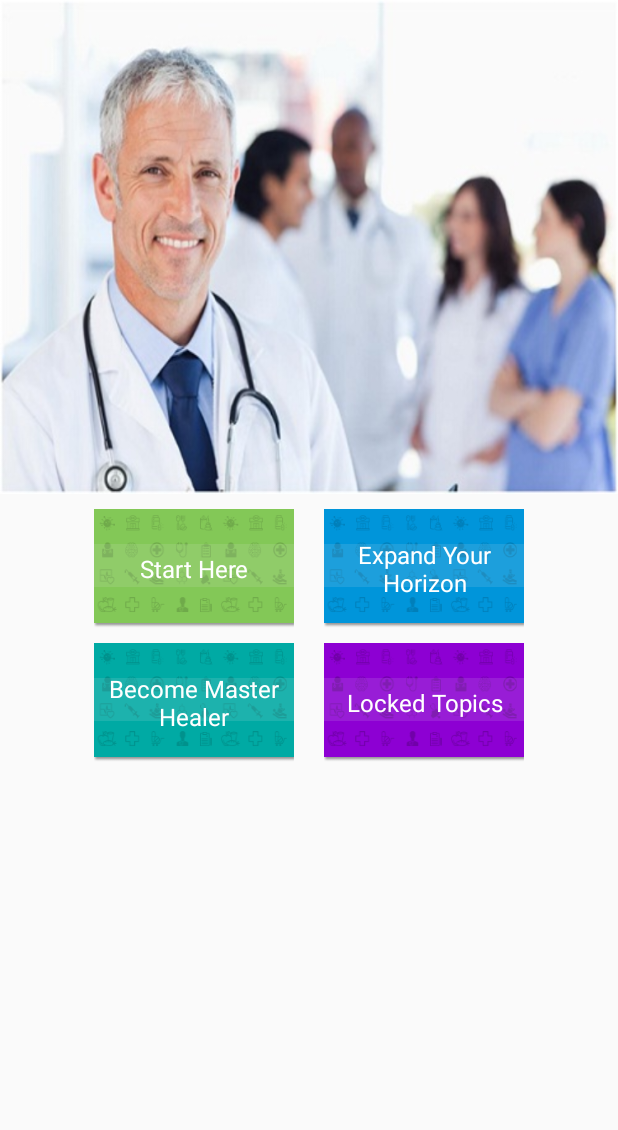
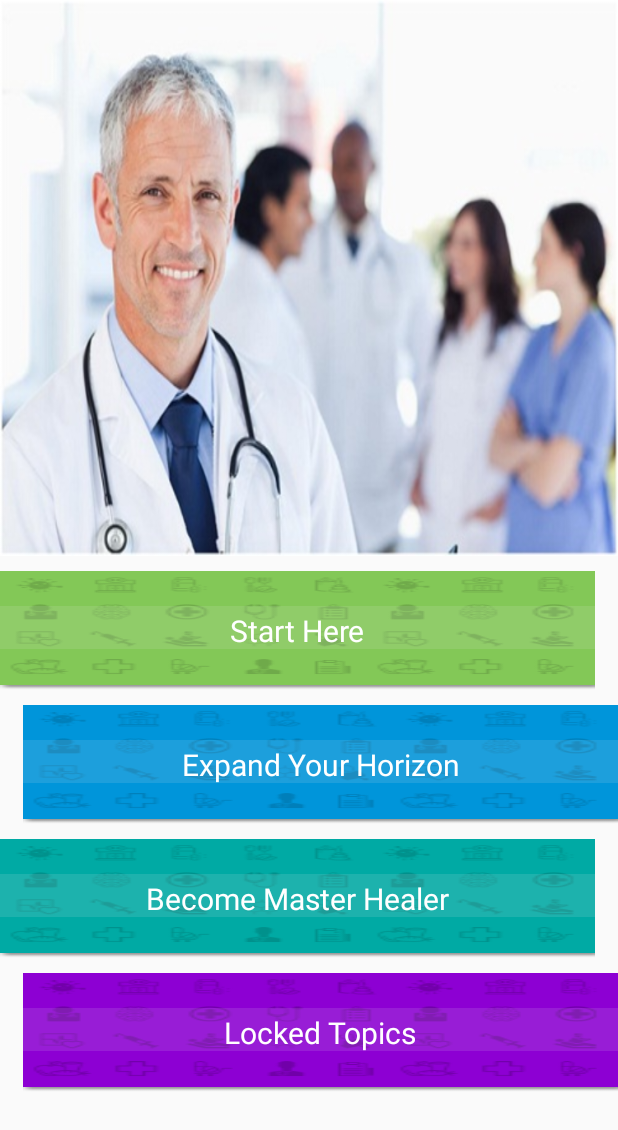
Before and after one commit to divyanshujain12/TrustOne, an Android app: the layout home_fragment.xml on its own in the app's theme, with its tools: preview values and no code run, on a phone screen of 412 x 824 dp. Shown: the top 1130 px of the screen. Run offline under Robolectric (Android 15) with nearby library versions, the phone set to English and light mode, and no system bars; plain views replace TextView.

Commit message:
no message

```diff
--- a/app/src/main/res/layout/home_fragment.xml
+++ b/app/src/main/res/layout/home_fragment.xml
@@ -9,88 +9,97 @@
     <ImageView
         android:layout_width="match_parent"
         android:layout_height="0dp"
-        android:layout_weight="4"
+        android:layout_weight="4.5"
         android:src="@drawable/demo_img"
         android:scaleType="fitXY" />
 
-    <LinearLayout
+    <ScrollView
         android:layout_width="match_parent"
         android:layout_height="0dp"
-        android:layout_weight="6"
-        android:orientation="vertical">
+        android:layout_weight="5.5"
+        android:scrollbars="none">
 
         <LinearLayout
             android:layout_width="match_parent"
             android:layout_height="wrap_content"
-            android:orientation="horizontal"
-            android:gravity="center"
-            android:layout_marginTop="@dimen/dimValue_10">
+            android:orientation="vertical">
+
+            <!--<LinearLayout
+                android:layout_width="match_parent"
+                android:layout_height="wrap_content"
+                android:orientation="horizontal"
+                android:gravity="center"
+                android:layout_marginTop="@dimen/dimValue_10">-->
 
             <com.andexert.library.RippleView
                 android:id="@+id/startHereRipple"
-                android:layout_width="@dimen/size_300px"
+                android:layout_width="match_parent"
                 android:layout_height="wrap_content"
                 android:gravity="bottom"
-                android:layout_marginRight="@dimen/dimTextSize_10"
+                android:layout_marginRight="@dimen/dimValue_15"
+                android:layout_marginTop="@dimen/dimValue_10"
                 ripple:rv_type="rectangle"
                 ripple:rv_zoom="true">
 
                 <com.neopixl.pixlui.components.textview.TextView
-                    android:layout_width="wrap_content"
+                    android:layout_width="match_parent"
                     android:layout_height="wrap_content"
                     android:layout_centerInParent="true"
                     android:layout_gravity="bottom"
                     android:gravity="center"
                     android:clickable="true"
-                    android:padding="@dimen/dimValue_7"
+                    android:padding="@dimen/dimValue_15"
                     android:text="Start Here"
                     android:background="@drawable/tab_1"
                     android:textColor="@android:color/white"
-                    android:textSize="@dimen/dimTextSize_16"
-                    pixlui:typeface="Roboto-Medium.ttf" />
+                    android:textSize="@dimen/dimTextSize_20"
+                    pixlui:typeface="Satisfy-Regular.ttf" />
             </com.andexert.library.RippleView>
 
             <com.andexert.library.RippleView
                 android:id="@+id/horizonRipple"
-                android:layout_width="@dimen/size_300px"
+                android:layout_width="match_parent"
                 android:layout_height="wrap_content"
                 android:gravity="bottom"
-                android:layout_marginLeft="@dimen/dimTextSize_10"
+                android:layout_marginLeft="@dimen/dimValue_15"
+                android:layout_marginTop="@dimen/dimValue_10"
                 ripple:rv_type="rectangle"
                 ripple:rv_zoom="true">
 
                 <com.neopixl.pixlui.components.textview.TextView
-                    android:layout_width="wrap_content"
+                    android:layout_width="match_parent"
                     android:layout_height="wrap_content"
                     android:gravity="center"
                     android:clickable="true"
                     android:text="Expand Your Horizon"
                     android:padding="@dimen/dimValue_7"
+
                     android:background="@drawable/tab_2"
                     android:textColor="@android:color/white"
-                    android:textSize="@dimen/dimTextSize_16"
-                    pixlui:typeface="Roboto-Medium.ttf" />
+                    android:textSize="@dimen/dimTextSize_20"
+                    pixlui:typeface="Satisfy-Regular.ttf" />
             </com.andexert.library.RippleView>
-        </LinearLayout>
+            <!--  </LinearLayout>
 
-        <LinearLayout
-            android:layout_width="match_parent"
-            android:layout_height="wrap_content"
-            android:orientation="horizontal"
-            android:gravity="center"
-            android:layout_marginTop="@dimen/dimValue_10">
+              <LinearLayout
+                  android:layout_width="match_parent"
+                  android:layout_height="wrap_content"
+                  android:orientation="horizontal"
+                  android:gravity="center"
+                  android:layout_marginTop="@dimen/dimValue_10">-->
 
             <com.andexert.library.RippleView
                 android:id="@+id/masterHealRipple"
-                android:layout_width="@dimen/size_300px"
+                android:layout_width="match_parent"
                 android:layout_height="wrap_content"
                 android:gravity="bottom"
-                android:layout_marginRight="@dimen/dimTextSize_10"
+                android:layout_marginRight="@dimen/dimValue_15"
+                android:layout_marginTop="@dimen/dimValue_10"
                 ripple:rv_type="rectangle"
                 ripple:rv_zoom="true">
 
                 <com.neopixl.pixlui.components.textview.TextView
-                    android:layout_width="wrap_content"
+                    android:layout_width="match_parent"
                     android:layout_height="wrap_content"
                     android:layout_centerInParent="true"
                     android:layout_gravity="bottom"
@@ -100,21 +109,22 @@
                     android:text="Become Master Healer"
                     android:background="@drawable/tab_3"
                     android:textColor="@android:color/white"
-                    android:textSize="@dimen/dimTextSize_16"
-                    pixlui:typeface="Roboto-Medium.ttf" />
+                    android:textSize="@dimen/dimTextSize_20"
+                    pixlui:typeface="Satisfy-Regular.ttf" />
             </com.andexert.library.RippleView>
 
             <com.andexert.library.RippleView
                 android:id="@+id/lockedRipple"
-                android:layout_width="@dimen/size_300px"
+                android:layout_width="match_parent"
                 android:layout_height="wrap_content"
                 android:gravity="bottom"
-                android:layout_marginLeft="@dimen/dimTextSize_10"
+                android:layout_marginLeft="@dimen/dimValue_15"
+                android:layout_marginTop="@dimen/dimValue_10"
                 ripple:rv_type="rectangle"
                 ripple:rv_zoom="true">
 
                 <com.neopixl.pixlui.components.textview.TextView
-                    android:layout_width="wrap_content"
+                    android:layout_width="match_parent"
                     android:layout_height="wrap_content"
                     android:gravity="center"
                     android:clickable="true"
@@ -122,9 +132,10 @@
                     android:padding="@dimen/dimValue_7"
                     android:background="@drawable/tab_4"
                     android:textColor="@android:color/white"
-                    android:textSize="@dimen/dimTextSize_16"
-                    pixlui:typeface="Roboto-Medium.ttf" />
+                    android:textSize="@dimen/dimTextSize_20"
+                    pixlui:typeface="Satisfy-Regular.ttf" />
             </com.andexert.library.RippleView>
+            <!--  </LinearLayout>-->
         </LinearLayout>
-    </LinearLayout>
+    </ScrollView>
 </LinearLayout>
```
Also changed, not shown: app/src/main/java/com/example/deii/Fragments/HomeFragment.java (+61 -5 lines), app/src/main/res/anim/left_in.xml (added, +12 -0 lines).
